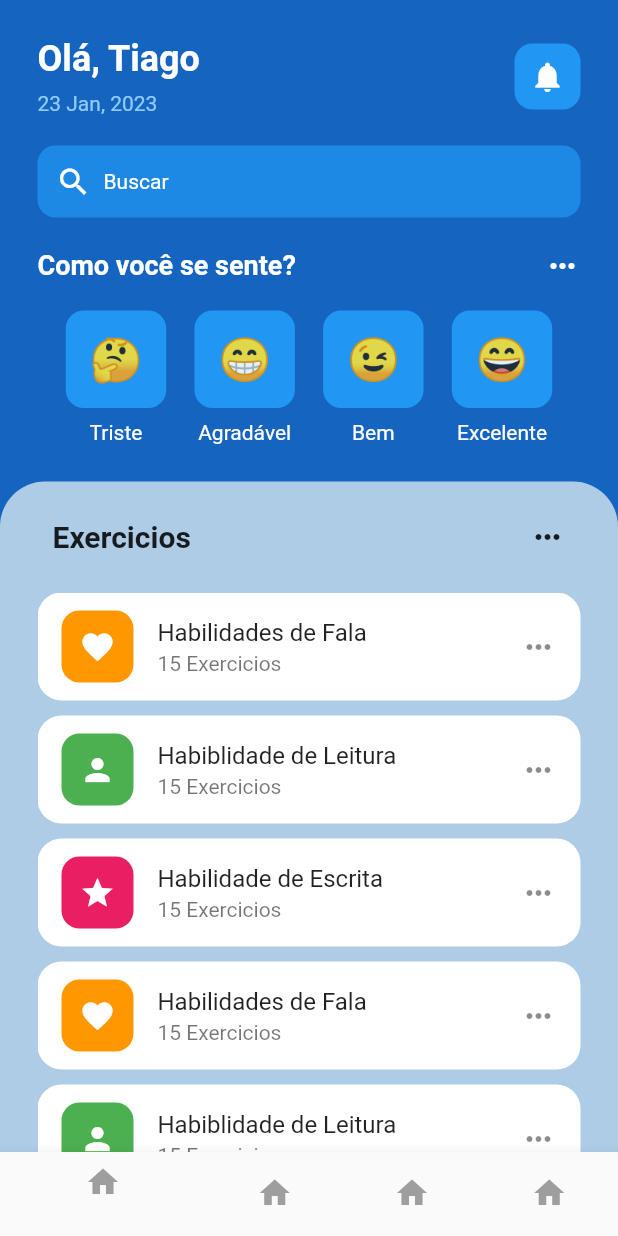
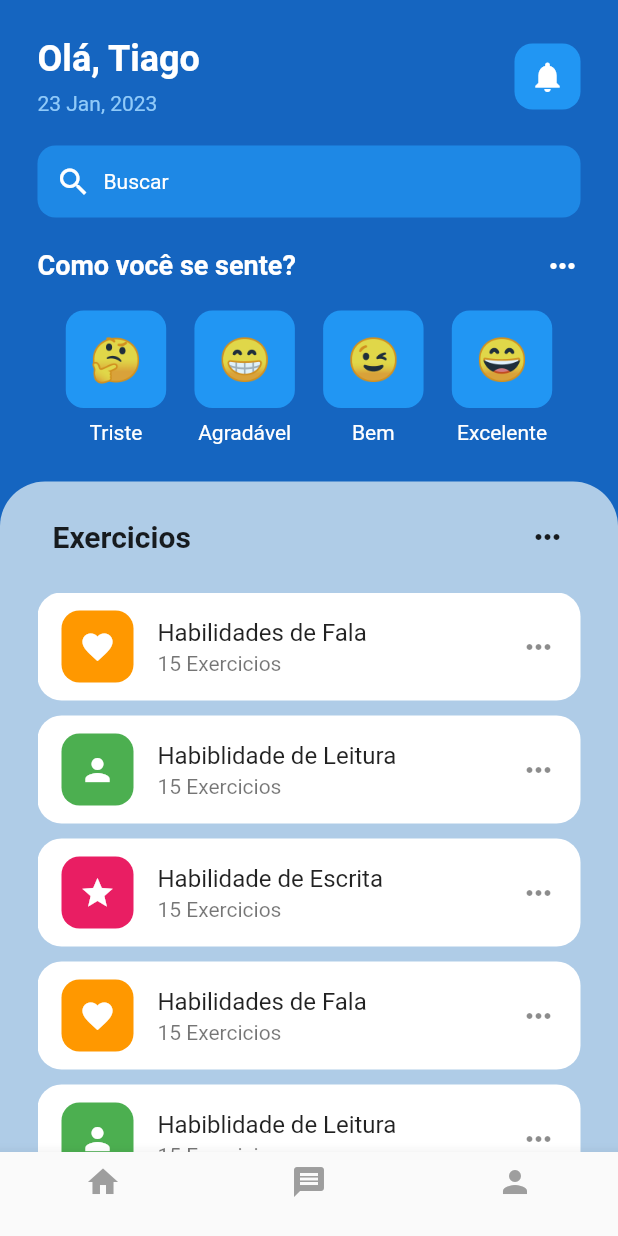
Before and after one commit to tiagoeborsanyi/mental_health_app, a Flutter app: the screen it shows after launch, on a phone screen of 412 x 824 dp. Run offline on Flutter 3.47's test engine with Material 2 defaults, Android fonts, the phone set to English and light mode, and no system bars.

Commit message:
finish project

```diff
--- a/lib/pages/home_page.dart
+++ b/lib/pages/home_page.dart
@@ -25,21 +25,14 @@ class _HomePageState extends State<HomePage> {
           ),
           BottomNavigationBarItem(
             icon: Icon(
-              Icons.home,
+              Icons.message,
               color: Colors.grey,
             ),
             label: '',
           ),
           BottomNavigationBarItem(
             icon: Icon(
-              Icons.home,
-              color: Colors.grey,
-            ),
-            label: '',
-          ),
-          BottomNavigationBarItem(
-            icon: Icon(
-              Icons.home,
+              Icons.person,
               color: Colors.grey,
             ),
             label: '',
```
